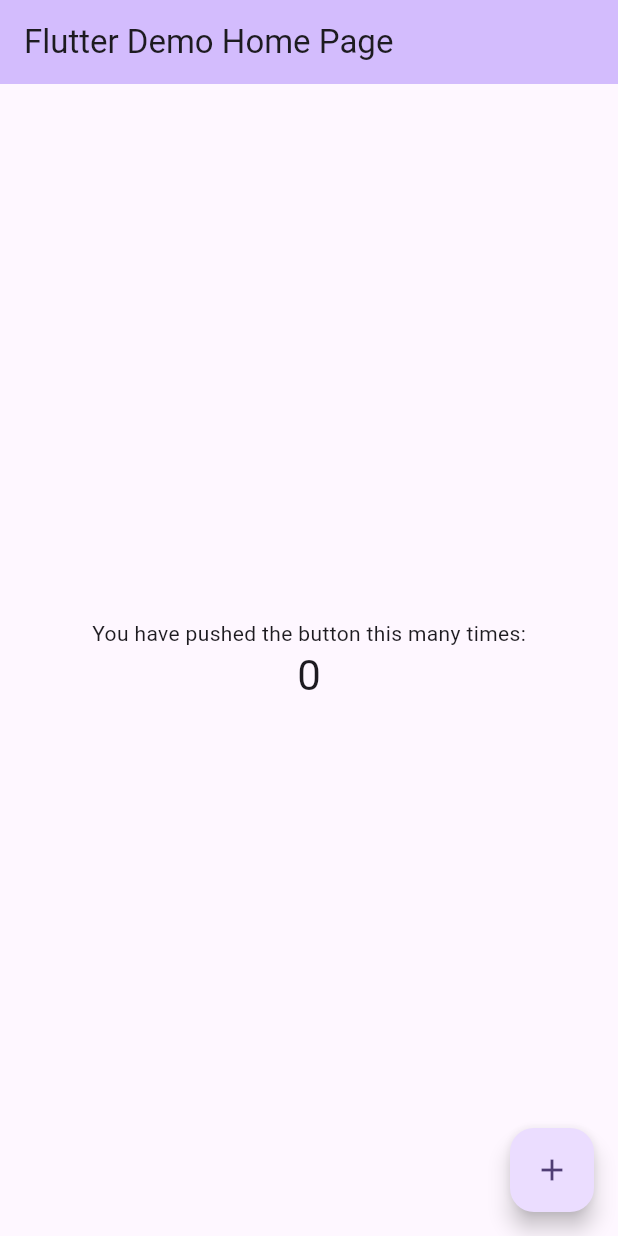
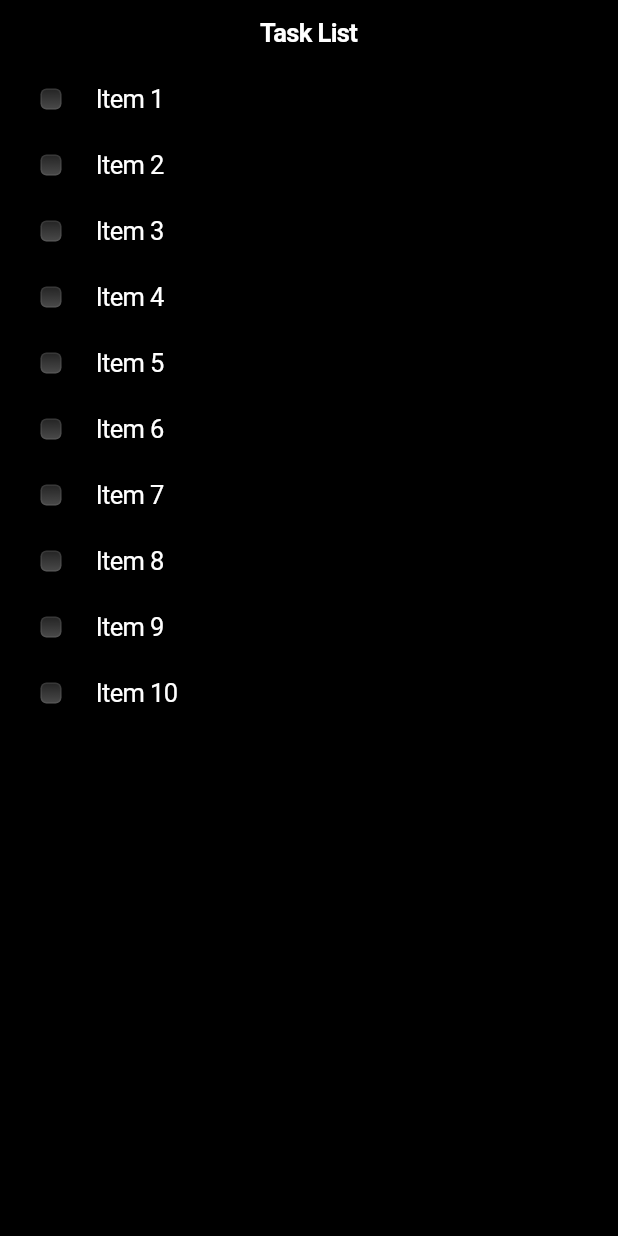
Before and after one commit to santoscdavid/mvvm-architecture-flutter, a Flutter app: the screen it shows after launch, on a phone screen of 412 x 824 dp. Run offline on Flutter 3.47's test engine with Material 3 defaults, Android fonts, the phone set to English and light mode, and no system bars.

```diff
--- a/lib/main.dart
+++ b/lib/main.dart
@@ -1,125 +1,32 @@
-import 'package:flutter/material.dart';
+import 'package:flutter/cupertino.dart';
+import 'package:provider/provider.dart';
+
+import 'src/view/task_view_list.dart';
+import 'src/view_model/task_list_view_model.dart';
 
 void main() {
-  runApp(const MyApp());
+  runApp(
+    MultiProvider(
+      providers: [
+        ChangeNotifierProvider(create: (context) => TaskListViewModel()),
+      ],
+      child: const MyApp(),
+    ),
+  );
 }
 
 class MyApp extends StatelessWidget {
   const MyApp({super.key});
 
-  // This widget is the root of your application.
   @override
   Widget build(BuildContext context) {
-    return MaterialApp(
-      title: 'Flutter Demo',
-      theme: ThemeData(
-        // This is the theme of your application.
-        //
-        // TRY THIS: Try running your application with "flutter run". You'll see
-        // the application has a blue toolbar. Then, without quitting the app,
-        // try changing the seedColor in the colorScheme below to Colors.green
-        // and then invoke "hot reload" (save your changes or press the "hot
-        // reload" button in a Flutter-supported IDE, or press "r" if you used
-        // the command line to start the app).
-        //
-        // Notice that the counter didn't reset back to zero; the application
-        // state is not lost during the reload. To reset the state, use hot
-        // restart instead.
-        //
-        // This works for code too, not just values: Most code changes can be
-        // tested with just a hot reload.
-        colorScheme: ColorScheme.fromSeed(seedColor: Colors.deepPurple),
-        useMaterial3: true,
+    return const CupertinoApp(
+      title: 'MVVM Architecture Example',
+      debugShowCheckedModeBanner: false,
+      theme: CupertinoThemeData(
+        brightness: Brightness.dark,
       ),
-      home: const MyHomePage(title: 'Flutter Demo Home Page'),
+      home: TaskViewList(),
     );
   }
 }
-
-class MyHomePage extends StatefulWidget {
-  const MyHomePage({super.key, required this.title});
-
-  // This widget is the home page of your application. It is stateful, meaning
-  // that it has a State object (defined below) that contains fields that affect
-  // how it looks.
-
-  // This class is the configuration for the state. It holds the values (in this
-  // case the title) provided by the parent (in this case the App widget) and
-  // used by the build method of the State. Fields in a Widget subclass are
-  // always marked "final".
-
-  final String title;
-
-  @override
-  State<MyHomePage> createState() => _MyHomePageState();
-}
-
-class _MyHomePageState extends State<MyHomePage> {
-  int _counter = 0;
-
-  void _incrementCounter() {
-    setState(() {
-      // This call to setState tells the Flutter framework that something has
-      // changed in this State, which causes it to rerun the build method below
-      // so that the display can reflect the updated values. If we changed
-      // _counter without calling setState(), then the build method would not be
-      // called again, and so nothing would appear to happen.
-      _counter++;
-    });
-  }
-
-  @override
-  Widget build(BuildContext context) {
-    // This method is rerun every time setState is called, for instance as done
-    // by the _incrementCounter method above.
-    //
-    // The Flutter framework has been optimized to make rerunning build methods
-    // fast, so that you can just rebuild anything that needs updating rather
-    // than having to individually change instances of widgets.
-    return Scaffold(
-      appBar: AppBar(
-        // TRY THIS: Try changing the color here to a specific color (to
-        // Colors.amber, perhaps?) and trigger a hot reload to see the AppBar
-        // change color while the other colors stay the same.
-        backgroundColor: Theme.of(context).colorScheme.inversePrimary,
-        // Here we take the value from the MyHomePage object that was created by
-        // the App.build method, and use it to set our appbar title.
-        title: Text(widget.title),
-      ),
-      body: Center(
-        // Center is a layout widget. It takes a single child and positions it
-        // in the middle of the parent.
-        child: Column(
-          // Column is also a layout widget. It takes a list of children and
-          // arranges them vertically. By default, it sizes itself to fit its
-          // children horizontally, and tries to be as tall as its parent.
-          //
-          // Column has various properties to control how it sizes itself and
-          // how it positions its children. Here we use mainAxisAlignment to
-          // center the children vertically; the main axis here is the vertical
-          // axis because Columns are vertical (the cross axis would be
-          // horizontal).
-          //
-          // TRY THIS: Invoke "debug painting" (choose the "Toggle Debug Paint"
-          // action in the IDE, or press "p" in the console), to see the
-          // wireframe for each widget.
-          mainAxisAlignment: MainAxisAlignment.center,
-          children: <Widget>[
-            const Text(
-              'You have pushed the button this many times:',
-            ),
-            Text(
-              '$_counter',
-              style: Theme.of(context).textTheme.headlineMedium,
-            ),
-          ],
-        ),
-      ),
-      floatingActionButton: FloatingActionButton(
-        onPressed: _incrementCounter,
-        tooltip: 'Increment',
-        child: const Icon(Icons.add),
-      ), // This trailing comma makes auto-formatting nicer for build methods.
-    );
-  }
-}
--- /dev/null
+++ b/lib/src/model/task_model.dart
@@ -0,0 +1,9 @@
+class TaskModel {
+  String title;
+  bool isCompleted;
+
+  TaskModel({
+    required this.title,
+    this.isCompleted = false,
+  });
+}
--- /dev/null
+++ b/lib/src/view/task_view_list.dart
@@ -0,0 +1,36 @@
+import 'package:flutter/cupertino.dart';
+import 'package:mvvm_architecture_flutter/src/view_model/task_list_view_model.dart';
+import 'package:provider/provider.dart';
+
+import '../model/task_model.dart';
+
+class TaskViewList extends StatelessWidget {
+  const TaskViewList({super.key});
+
+  @override
+  Widget build(BuildContext context) {
+    return CupertinoPageScaffold(
+      navigationBar: const CupertinoNavigationBar(
+        middle: Text("Task List"),
+      ),
+      child: Consumer<TaskListViewModel>(builder: (context, viewModel, child) {
+        return ListView.builder(
+          itemCount: viewModel.tasks.length,
+          itemBuilder: (context, index) {
+            final TaskModel task = viewModel.tasks[index];
+
+            return CupertinoListTile(
+              title: Text(task.title),
+              leading: CupertinoCheckbox(
+                value: task.isCompleted,
+                onChanged: (_) {
+                  viewModel.toggleTaskCompletion(index);
+                },
+              ),
+            );
+          },
+        );
+      }),
+    );
+  }
+}
--- /dev/null
+++ b/lib/src/view_model/task_list_view_model.dart
@@ -0,0 +1,13 @@
+import 'package:flutter/cupertino.dart';
+
+import '../model/task_model.dart';
+
+class TaskListViewModel extends ChangeNotifier {
+  List<TaskModel> tasks =
+      List.generate(10, (index) => TaskModel(title: 'Item ${index + 1}'));
+
+  void toggleTaskCompletion(int index) {
+    tasks[index].isCompleted = !tasks[index].isCompleted;
+    notifyListeners();
+  }
+}
--- a/pubspec.yaml
+++ b/pubspec.yaml
@@ -35,6 +35,7 @@ dependencies:
   # The following adds the Cupertino Icons font to your application.
   # Use with the CupertinoIcons class for iOS style icons.
   cupertino_icons: ^1.0.2
+  provider: 6.1.2
 
 dev_dependencies:
   flutter_test:
```
Also changed, not shown: pubspec.lock, 1 other file.
